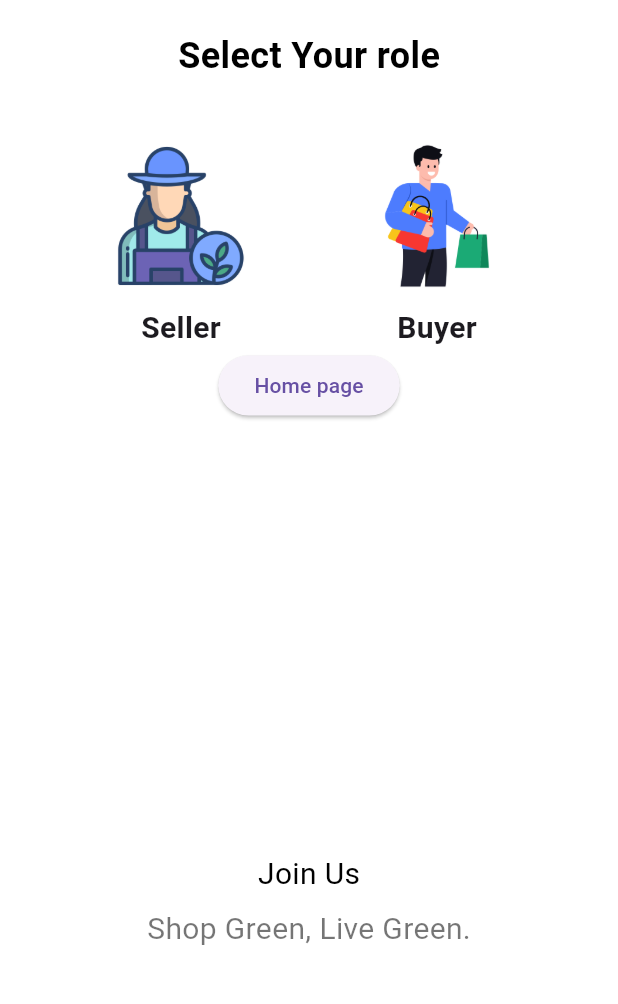
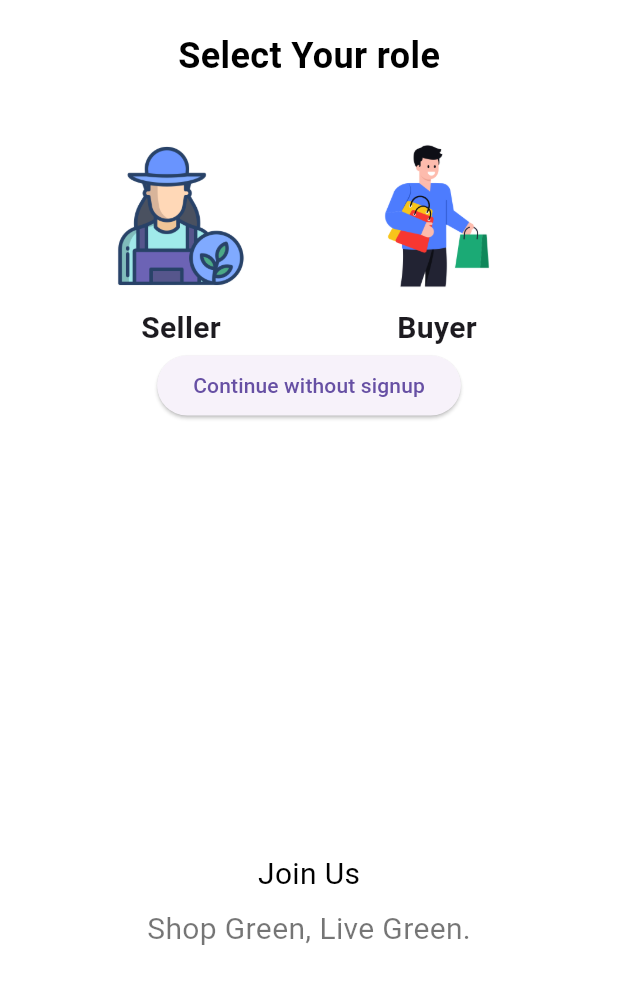
Before and after one commit to Prashant-Chaudhary58/mero_bazar, a Flutter app: the screen it shows after launch, on a phone screen of 412 x 824 dp, the part 225-1229 px from its top. Run offline on Flutter 3.47's test engine with Material 3 defaults, Android fonts, the phone set to English and light mode, and no system bars.

Commit message:
changed the text of a button for home page

```diff
--- a/lib/screens/auth/role_selection_screen.dart
+++ b/lib/screens/auth/role_selection_screen.dart
@@ -88,7 +88,7 @@ class RoleSelectionScreen extends StatelessWidget {
                   onPressed: () {
                     Navigator.pushNamed(context, '/home');
                   },
-                  child: Text('Home page'),
+                  child: Text('Continue without signup'),
                 ),
               ],
             ),
```
